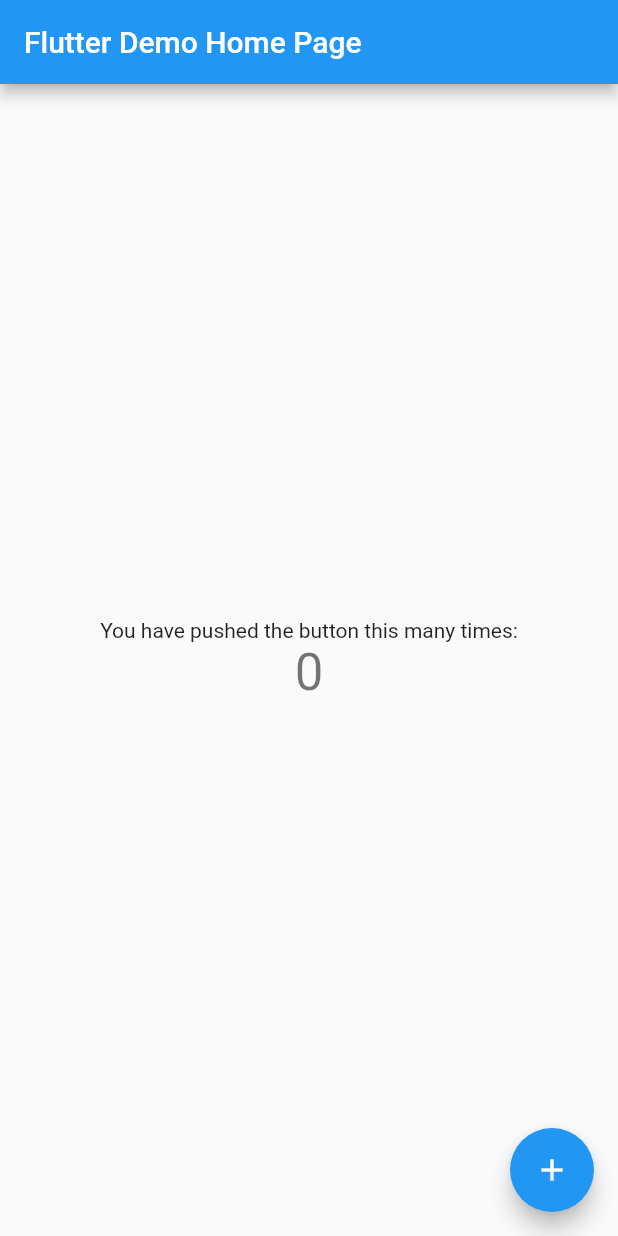
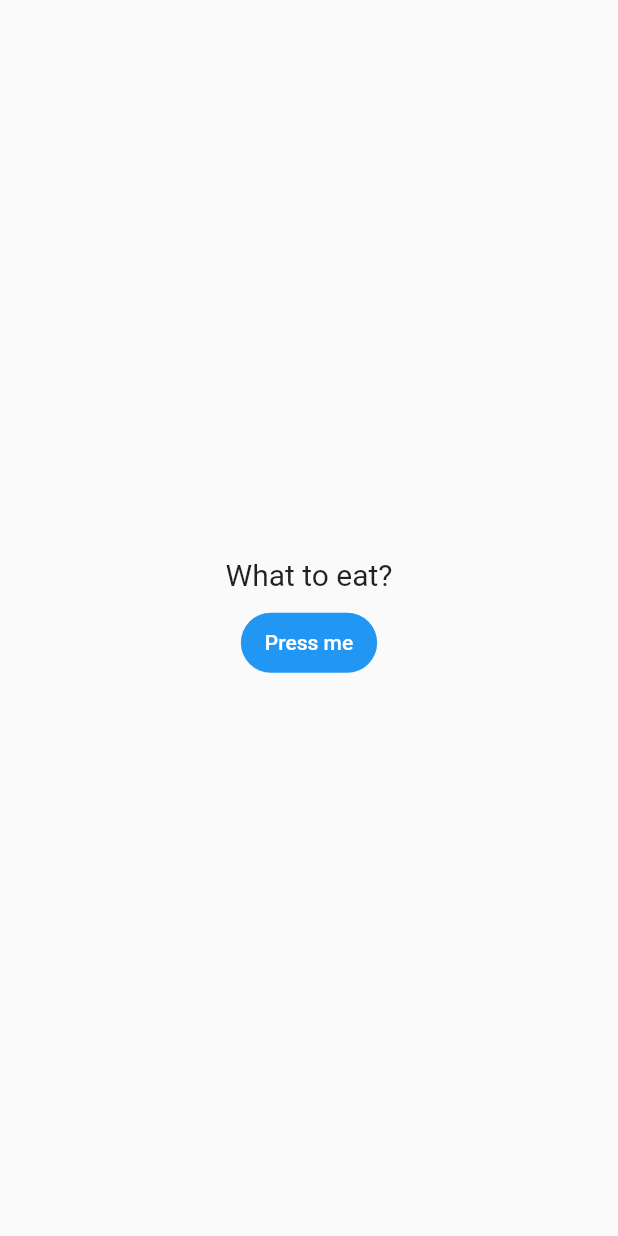
Before and after one commit to mikemklee/what_to_eat, a Flutter app: the screen it shows after launch, on a phone screen of 412 x 824 dp. Run offline on Flutter 3.47's test engine with Material 2 defaults, Android fonts, the phone set to English and light mode, and no system bars.

Commit message:
Add button

```diff
--- a/lib/main.dart
+++ b/lib/main.dart
@@ -11,7 +11,7 @@
   @override
   Widget build(BuildContext context) {
     return MaterialApp(
-      title: 'Flutter Demo',
+      title: 'What to eat',
       theme: ThemeData(
         // This is the theme of your application.
         //
@@ -24,7 +24,7 @@
         // is not restarted.
         primarySwatch: Colors.blue,
       ),
-      home: const MyHomePage(title: 'Flutter Demo Home Page'),
+      home: const MyHomePage(title: 'What to eat'),
     );
   }
 }
@@ -48,18 +48,8 @@
 }
 
 class _MyHomePageState extends State<MyHomePage> {
-  int _counter = 0;
-
-  void _incrementCounter() {
-    setState(() {
-      // This call to setState tells the Flutter framework that something has
-      // changed in this State, which causes it to rerun the build method below
-      // so that the display can reflect the updated values. If we changed
-      // _counter without calling setState(), then the build method would not be
-      // called again, and so nothing would appear to happen.
-      _counter++;
-    });
-  }
+  var image;
+  void _fetchImage() {}
 
   @override
   Widget build(BuildContext context) {
@@ -70,11 +60,6 @@
     // fast, so that you can just rebuild anything that needs updating rather
     // than having to individually change instances of widgets.
     return Scaffold(
-      appBar: AppBar(
-        // Here we take the value from the MyHomePage object that was created by
-        // the App.build method, and use it to set our appbar title.
-        title: Text(widget.title),
-      ),
       body: Center(
         // Center is a layout widget. It takes a single child and positions it
         // in the middle of the parent.
@@ -95,21 +80,16 @@
           // horizontal).
           mainAxisAlignment: MainAxisAlignment.center,
           children: <Widget>[
-            const Text(
-              'You have pushed the button this many times:',
-            ),
-            Text(
-              '$_counter',
-              style: Theme.of(context).textTheme.headlineMedium,
-            ),
+            const Text('What to eat?', style: TextStyle(fontSize: 20)),
+            SizedBox(height: 10),
+            FilledButton(
+                onPressed: () {
+                  print('Pressed');
+                },
+                child: const Text('Press me')),
           ],
         ),
       ),
-      floatingActionButton: FloatingActionButton(
-        onPressed: _incrementCounter,
-        tooltip: 'Increment',
-        child: const Icon(Icons.add),
-      ), // This trailing comma makes auto-formatting nicer for build methods.
     );
   }
 }
```
